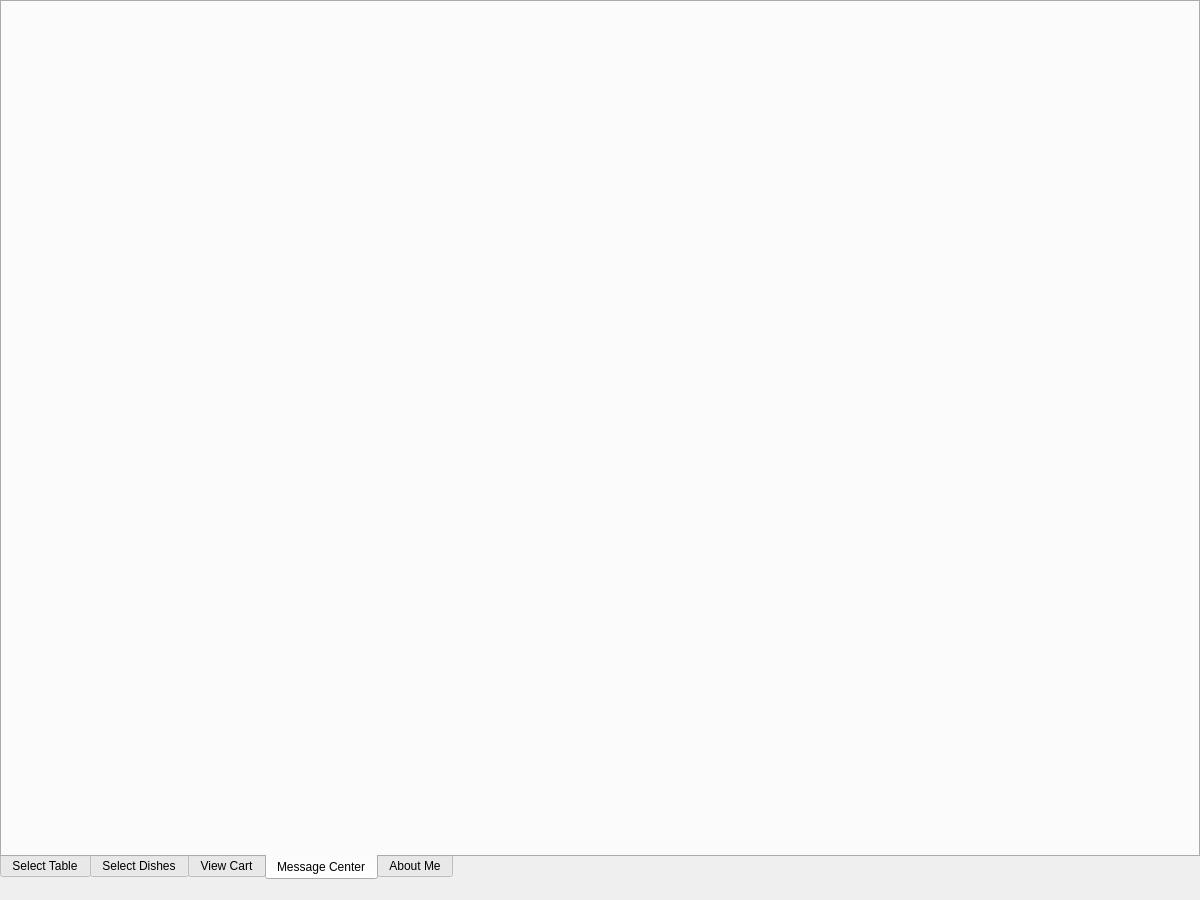
zrd96/restaurant, file guestwindow.ui: the form before one commit.
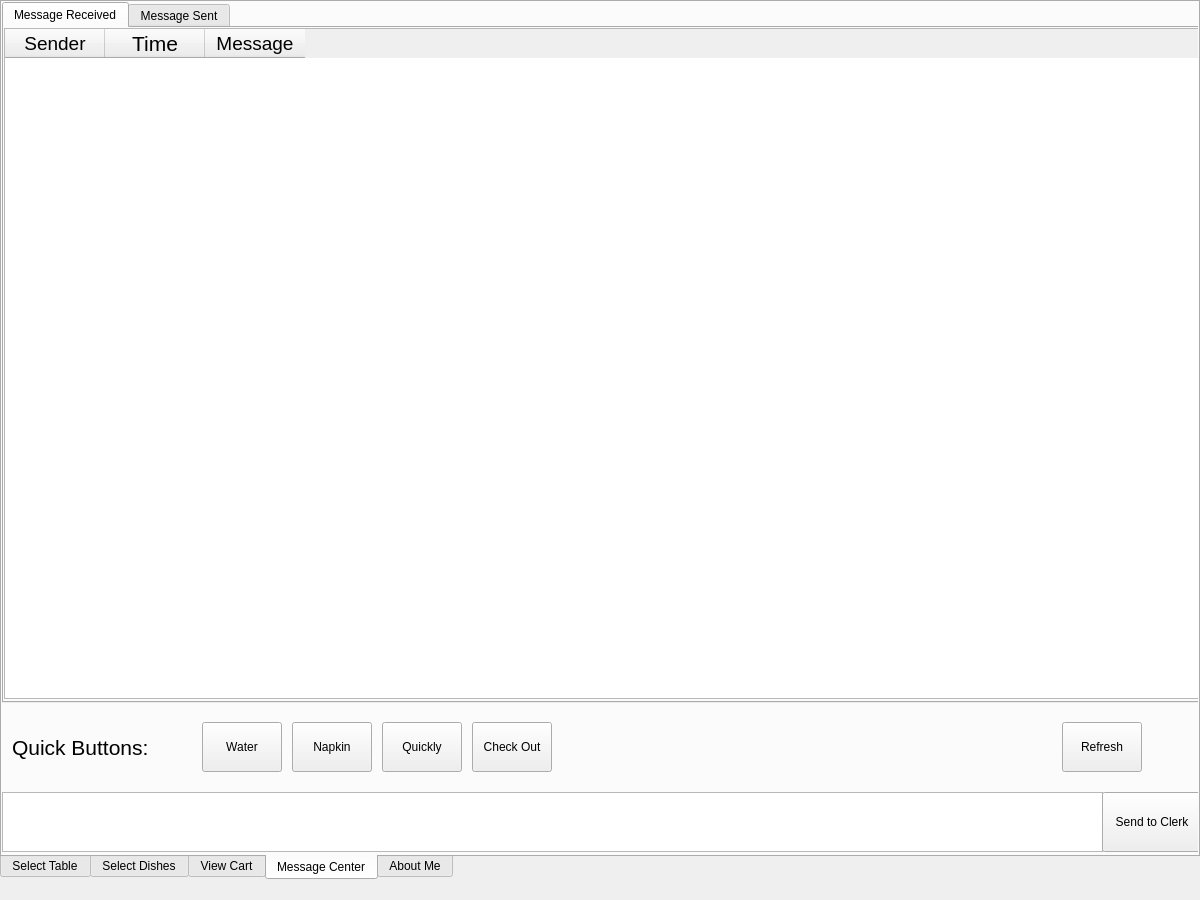
The form after the commit. The open tabs and pages were chosen to show the change. Custom widgets are drawn as their Qt base class.

Commit message: Added Msg Center

```diff
--- a/guestwindow.ui
+++ b/guestwindow.ui
@@ -358,6 +358,281 @@
      <attribute name="title">
       <string>Message Center</string>
      </attribute>
+     <widget class="QTabWidget" name="tabWidget_2">
+      <property name="geometry">
+       <rect>
+        <x>0</x>
+        <y>0</y>
+        <width>1200</width>
+        <height>701</height>
+       </rect>
+      </property>
+      <property name="currentIndex">
+       <number>0</number>
+      </property>
+      <widget class="QWidget" name="inBox">
+       <attribute name="title">
+        <string>Message Received</string>
+       </attribute>
+       <widget class="QTableWidget" name="inboxList">
+        <property name="geometry">
+         <rect>
+          <x>0</x>
+          <y>0</y>
+          <width>1200</width>
+          <height>671</height>
+         </rect>
+        </property>
+        <property name="editTriggers">
+         <set>QAbstractItemView::NoEditTriggers</set>
+        </property>
+        <property name="dragEnabled">
+         <bool>true</bool>
+        </property>
+        <property name="selectionBehavior">
+         <enum>QAbstractItemView::SelectRows</enum>
+        </property>
+        <property name="verticalScrollMode">
+         <enum>QAbstractItemView::ScrollPerPixel</enum>
+        </property>
+        <property name="horizontalScrollMode">
+         <enum>QAbstractItemView::ScrollPerPixel</enum>
+        </property>
+        <property name="rowCount">
+         <number>0</number>
+        </property>
+        <property name="columnCount">
+         <number>3</number>
+        </property>
+        <attribute name="verticalHeaderDefaultSectionSize">
+         <number>60</number>
+        </attribute>
+        <column>
+         <property name="text">
+          <string>Sender</string>
+         </property>
+         <property name="font">
+          <font>
+           <pointsize>14</pointsize>
+          </font>
+         </property>
+         <property name="textAlignment">
+          <set>AlignCenter</set>
+         </property>
+        </column>
+        <column>
+         <property name="text">
+          <string>Time</string>
+         </property>
+         <property name="font">
+          <font>
+           <pointsize>16</pointsize>
+          </font>
+         </property>
+         <property name="textAlignment">
+          <set>AlignCenter</set>
+         </property>
+        </column>
+        <column>
+         <property name="text">
+          <string>Message</string>
+         </property>
+         <property name="font">
+          <font>
+           <pointsize>14</pointsize>
+          </font>
+         </property>
+         <property name="textAlignment">
+          <set>AlignCenter</set>
+         </property>
+        </column>
+       </widget>
+      </widget>
+      <widget class="QWidget" name="outBox">
+       <attribute name="title">
+        <string>Message Sent</string>
+       </attribute>
+       <widget class="QTableWidget" name="outboxList">
+        <property name="geometry">
+         <rect>
+          <x>0</x>
+          <y>0</y>
+          <width>1200</width>
+          <height>671</height>
+         </rect>
+        </property>
+        <property name="editTriggers">
+         <set>QAbstractItemView::NoEditTriggers</set>
+        </property>
+        <property name="dragEnabled">
+         <bool>true</bool>
+        </property>
+        <property name="selectionBehavior">
+         <enum>QAbstractItemView::SelectRows</enum>
+        </property>
+        <property name="verticalScrollMode">
+         <enum>QAbstractItemView::ScrollPerPixel</enum>
+        </property>
+        <property name="horizontalScrollMode">
+         <enum>QAbstractItemView::ScrollPerPixel</enum>
+        </property>
+        <property name="rowCount">
+         <number>0</number>
+        </property>
+        <property name="columnCount">
+         <number>3</number>
+        </property>
+        <attribute name="verticalHeaderDefaultSectionSize">
+         <number>60</number>
+        </attribute>
+        <column>
+         <property name="text">
+          <string>Receiver</string>
+         </property>
+         <property name="font">
+          <font>
+           <pointsize>14</pointsize>
+          </font>
+         </property>
+         <property name="textAlignment">
+          <set>AlignCenter</set>
+         </property>
+        </column>
+        <column>
+         <property name="text">
+          <string>Time</string>
+         </property>
+         <property name="font">
+          <font>
+           <pointsize>16</pointsize>
+          </font>
+         </property>
+         <property name="textAlignment">
+          <set>AlignCenter</set>
+         </property>
+        </column>
+        <column>
+         <property name="text">
+          <string>Message</string>
+         </property>
+         <property name="font">
+          <font>
+           <pointsize>14</pointsize>
+          </font>
+         </property>
+         <property name="textAlignment">
+          <set>AlignCenter</set>
+         </property>
+        </column>
+       </widget>
+      </widget>
+     </widget>
+     <widget class="QPushButton" name="pushButton">
+      <property name="geometry">
+       <rect>
+        <x>200</x>
+        <y>720</y>
+        <width>80</width>
+        <height>50</height>
+       </rect>
+      </property>
+      <property name="text">
+       <string>Water</string>
+      </property>
+     </widget>
+     <widget class="QPushButton" name="pushButton_4">
+      <property name="geometry">
+       <rect>
+        <x>470</x>
+        <y>720</y>
+        <width>80</width>
+        <height>50</height>
+       </rect>
+      </property>
+      <property name="text">
+       <string>Check Out</string>
+      </property>
+     </widget>
+     <widget class="QPushButton" name="pushButton_2">
+      <property name="geometry">
+       <rect>
+        <x>290</x>
+        <y>720</y>
+        <width>80</width>
+        <height>50</height>
+       </rect>
+      </property>
+      <property name="text">
+       <string>Napkin</string>
+      </property>
+     </widget>
+     <widget class="QPushButton" name="pushButton_3">
+      <property name="geometry">
+       <rect>
+        <x>380</x>
+        <y>720</y>
+        <width>80</width>
+        <height>50</height>
+       </rect>
+      </property>
+      <property name="text">
+       <string>Quickly</string>
+      </property>
+     </widget>
+     <widget class="QPlainTextEdit" name="newMsgText">
+      <property name="geometry">
+       <rect>
+        <x>0</x>
+        <y>790</y>
+        <width>1101</width>
+        <height>60</height>
+       </rect>
+      </property>
+     </widget>
+     <widget class="QPushButton" name="sendMsgButton">
+      <property name="geometry">
+       <rect>
+        <x>1100</x>
+        <y>790</y>
+        <width>100</width>
+        <height>60</height>
+       </rect>
+      </property>
+      <property name="text">
+       <string>Send to Clerk</string>
+      </property>
+     </widget>
+     <widget class="QLabel" name="label_2">
+      <property name="geometry">
+       <rect>
+        <x>10</x>
+        <y>720</y>
+        <width>151</width>
+        <height>51</height>
+       </rect>
+      </property>
+      <property name="font">
+       <font>
+        <pointsize>16</pointsize>
+       </font>
+      </property>
+      <property name="text">
+       <string>Quick Buttons: </string>
+      </property>
+     </widget>
+     <widget class="QPushButton" name="refreshMsg">
+      <property name="geometry">
+       <rect>
+        <x>1060</x>
+        <y>720</y>
+        <width>80</width>
+        <height>50</height>
+       </rect>
+      </property>
+      <property name="text">
+       <string>Refresh</string>
+      </property>
+     </widget>
     </widget>
     <widget class="QWidget" name="selfTab">
      <attribute name="title">
```
Left out of the diff: 2 changed lines with no effect on the pictures. The commit also changes 6 other files.
